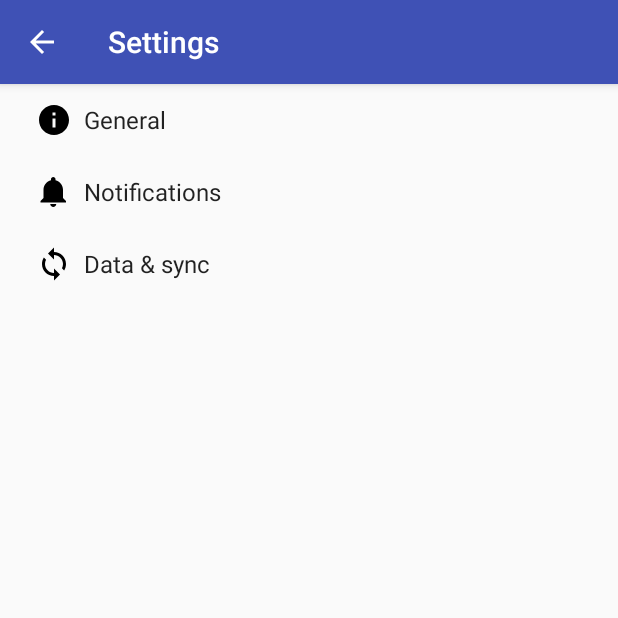
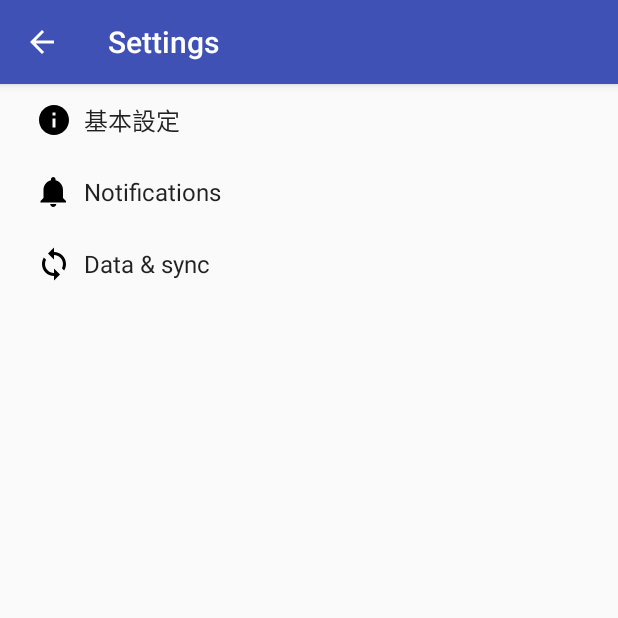
Before and after one commit to capacitypp/tut-timetable, an Android app: the SettingsActivity screen opened directly, with no data from a screen before it, on a phone screen of 412 x 824 dp, the top half of it. Run offline under Robolectric (Android 15) with nearby library versions, the phone set to English and light mode, and no system bars; network calls fail.

```diff
--- a/app/src/main/res/values/strings.xml
+++ b/app/src/main/res/values/strings.xml
@@ -27,7 +27,7 @@
     <!-- Strings related to Settings -->
 
     <!-- Example General settings -->
-    <string name="pref_header_general">General</string>
+    <string name="pref_header_general">基本設定</string>
 
     <string name="pref_title_social_recommendations">Enable social recommendations</string>
     <string name="pref_description_social_recommendations">Recommendations for people to contact
@@ -37,6 +37,25 @@
     <string name="pref_title_display_name">Display name</string>
     <string name="pref_default_display_name">John Smith</string>
 
+    <string name="pref_title_grade">学年</string>
+    <string-array name="pref_grade_titles">
+        <item>未設定</item>
+        <item>B1</item>
+        <item>B2</item>
+        <item>B3</item>
+        <item>B4</item>
+        <item>M1</item>
+        <item>M2</item>
+    </string-array>
+    <string-array name="pref_grade_values">
+        <item>-1</item>
+        <item>0</item>
+        <item>1</item>
+        <item>2</item>
+        <item>3</item>
+        <item>4</item>
+        <item>5</item>
+    </string-array>
     <string name="pref_title_add_friends_to_messages">Add friends to messages</string>
     <string-array name="pref_example_list_titles">
         <item>Always</item>
```
